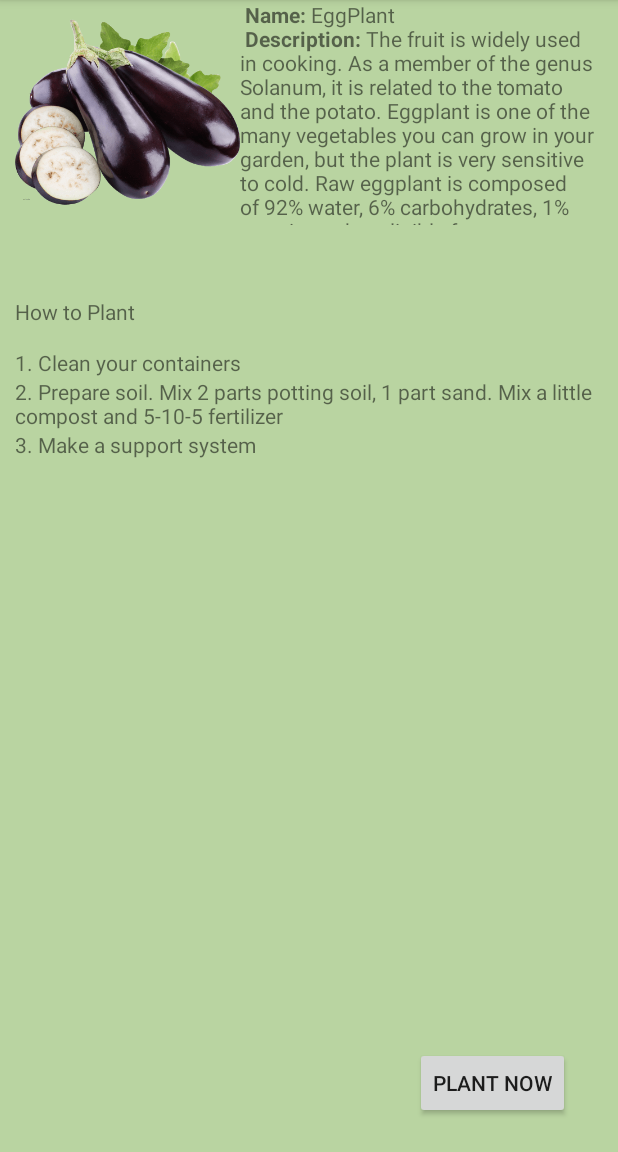
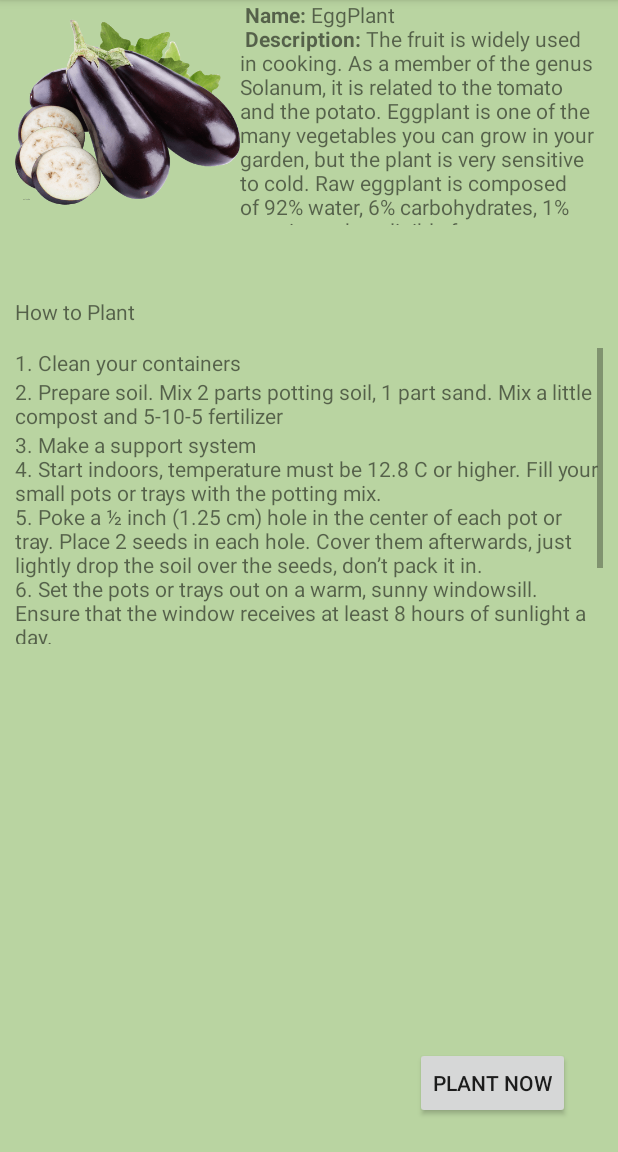
Before and after one commit to VoltageFive/PlantEEEi, an Android app: the PlantSteps screen opened directly, with no data from a screen before it, on a phone screen of 412 x 824 dp, the part 84-1236 px from its top. Run offline under Robolectric (Android 15) with nearby library versions, the phone set to English and light mode, and no system bars.

```diff
--- a/app/src/main/res/values/strings.xml
+++ b/app/src/main/res/values/strings.xml
@@ -36,6 +36,12 @@
     </string>
     <string name="row2_step3">
         3.	Make a support system
+        \n4.	Start indoors, temperature must be 12.8 C or higher. Fill your small pots or trays with the potting mix.
+\n5.	Poke a ½ inch (1.25 cm) hole in the center of each pot or tray. Place 2 seeds in each hole. Cover them afterwards, just lightly drop the soil over the seeds, don’t pack it in.
+\n6.	Set the pots or trays out on a warm, sunny windowsill. Ensure that the window receives at least 8 hours of sunlight a day.
+\n7.	Water the seeds every day. Don’t create puddles of water on top of your soil but prevent the soil from drying out.
+\n8.	Once the seedlings sprout two sets of leaves, snip out the weaker seedling, do not yank the weaker seedling out.
+
     </string>
 
     <!-- BeginnerProxy.java
```
